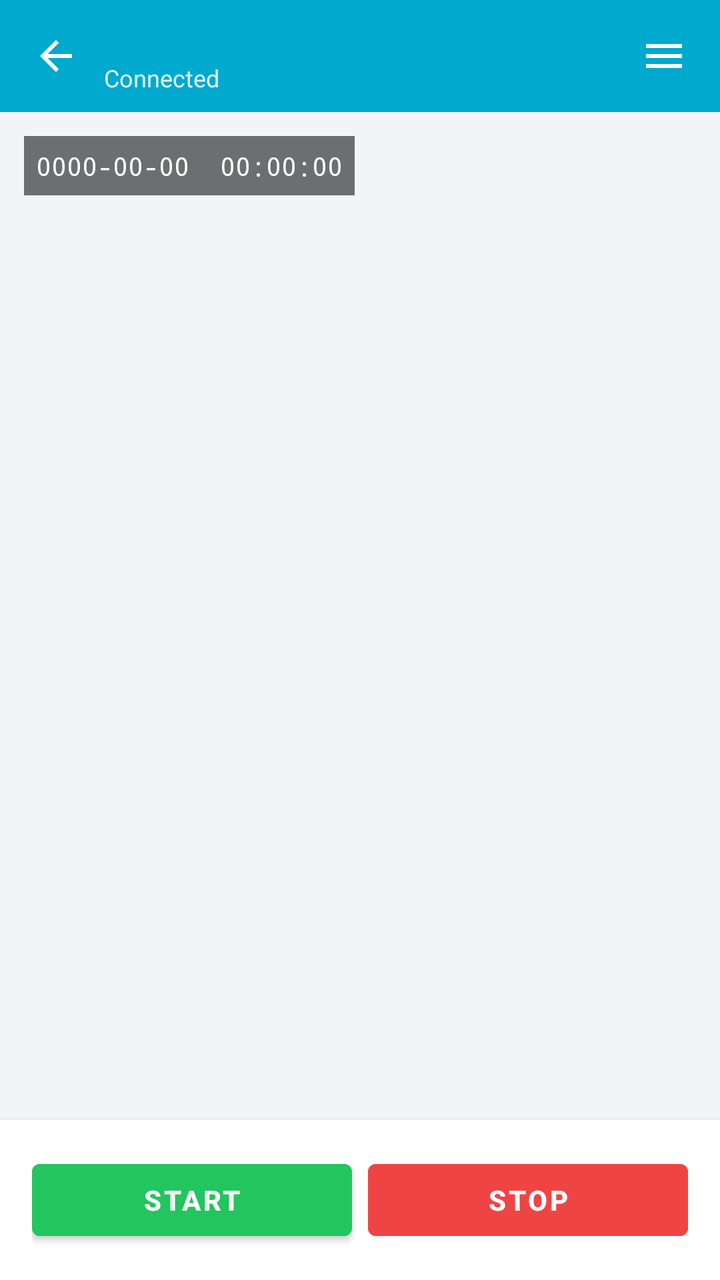
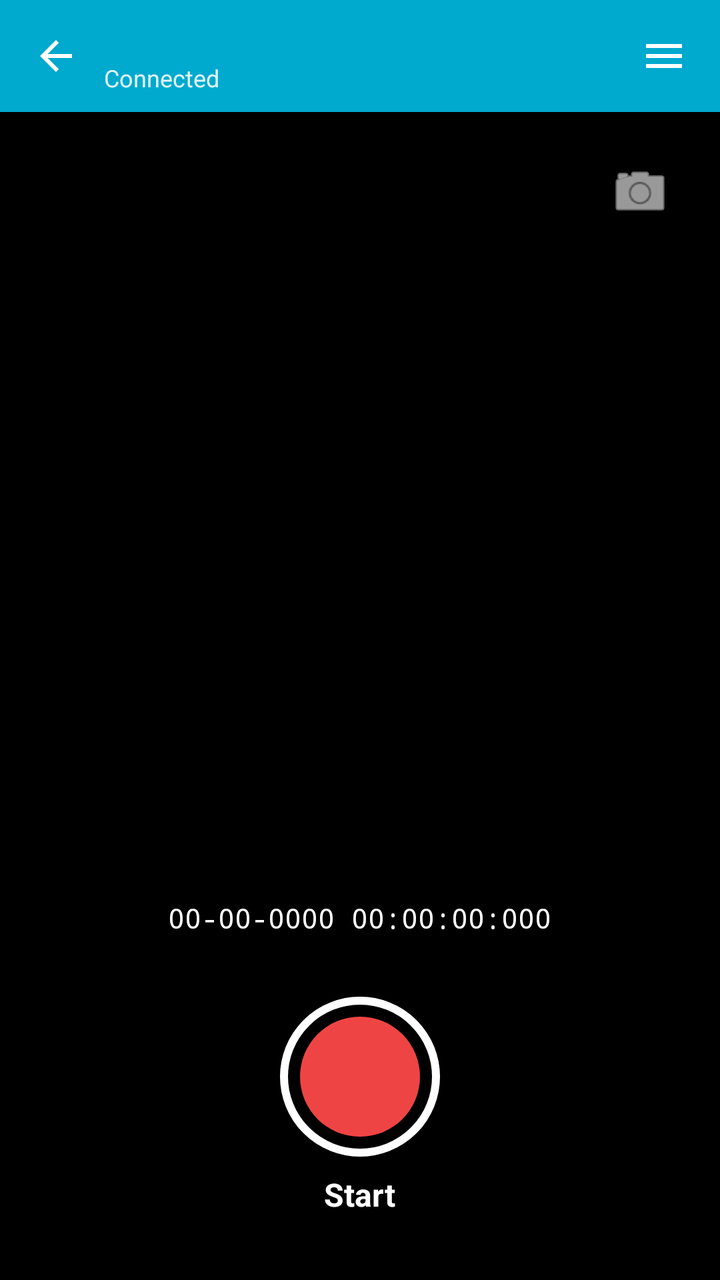

The first picture is an Android layout as it rendered before a commit; the second is the same layout after the commit. The layout source and the unified diff follow.
<!-- AndroidManifest.xml: application theme Theme.TagMobile -->
<!-- res/layout/activity_device.xml -->
<?xml version="1.0" encoding="utf-8"?>
<LinearLayout
    xmlns:android="http://schemas.android.com/apk/res/android"
    xmlns:app="http://schemas.android.com/apk/res-auto"
    android:layout_width="match_parent"
    android:layout_height="match_parent"
    android:orientation="vertical"
    android:background="#F3F4F6">

    <LinearLayout
        android:layout_width="match_parent"
        android:layout_height="56dp"
        android:background="#00A9CE"
        android:gravity="center_vertical"
        android:paddingHorizontal="4dp">

        <ImageButton
            android:id="@+id/backBtn"
            android:layout_width="48dp"
            android:layout_height="48dp"
            android:background="?attr/selectableItemBackgroundBorderless"
            android:src="@drawable/ic_back"
            android:contentDescription="Back" />

        <LinearLayout
            android:layout_width="0dp"
            android:layout_height="wrap_content"
            android:layout_weight="1"
            android:orientation="vertical">

            <TextView
                android:id="@+id/deviceTitle"
                android:layout_width="wrap_content"
                android:layout_height="wrap_content"
                android:textColor="@android:color/white"
                android:textStyle="bold"
                android:textSize="16sp" />

            <TextView
                android:layout_width="wrap_content"
                android:layout_height="wrap_content"
                android:text="@string/connected"
                android:textColor="#E0F7FA"
                android:textSize="12sp" />
        </LinearLayout>

        <ImageButton
            android:id="@+id/deviceMenuBtn"
            android:layout_width="48dp"
            android:layout_height="48dp"
            android:background="?attr/selectableItemBackgroundBorderless"
            android:src="@drawable/ic_menu"
            android:contentDescription="@string/disconnect" />
    </LinearLayout>

    
    <FrameLayout
        android:layout_width="match_parent"
        android:layout_height="0dp"
        android:layout_weight="1">

        <TextureView
            android:id="@+id/cameraPreview"
            android:layout_width="match_parent"
            android:layout_height="match_parent" />

        
        <TextView
            android:id="@+id/timestampText"
            android:layout_width="wrap_content"
            android:layout_height="wrap_content"
            android:layout_gravity="top|start"
            android:layout_margin="12dp"
            android:padding="6dp"
            android:paddingHorizontal="10dp"
            android:background="#8C000000"
            android:textColor="#FFFFFF"
            android:textSize="13sp"
            android:fontFamily="monospace"
            android:text="0000-00-00  00:00:00" />
    </FrameLayout>

    
    <LinearLayout
        android:layout_width="match_parent"
        android:layout_height="wrap_content"
        android:orientation="horizontal"
        android:padding="16dp"
        android:background="#FFFFFF"
        android:elevation="4dp">

        <Button
            android:id="@+id/startBtn"
            android:layout_width="0dp"
            android:layout_height="wrap_content"
            android:layout_weight="1"
            android:layout_marginEnd="8dp"
            android:text="@string/start"
            android:backgroundTint="#22C55E"
            android:textColor="#FFFFFF"
            android:textStyle="bold" />

        <Button
            android:id="@+id/stopBtn"
            android:layout_width="0dp"
            android:layout_height="wrap_content"
            android:layout_weight="1"
            android:text="@string/stop"
            android:backgroundTint="#EF4444"
            android:textColor="#FFFFFF"
            android:textStyle="bold"
            android:enabled="false" />
    </LinearLayout>
</LinearLayout>
<!-- resources referenced by this layout -->
<resources>
  <!-- drawable ic_back (drawable) -->
  <?xml version="1.0" encoding="utf-8"?>
  <vector xmlns:android="http://schemas.android.com/apk/res/android"
      android:width="24dp"
      android:height="24dp"
      android:viewportWidth="24"
      android:viewportHeight="24"
      android:tint="@android:color/white">
      <path
          android:fillColor="@android:color/white"
          android:pathData="M20,11H7.83l5.59,-5.59L12,4l-8,8 8,8 1.41,-1.41L7.83,13H20v-2z"/>
  </vector>
  <!-- drawable ic_menu (drawable) -->
  <?xml version="1.0" encoding="utf-8"?>
  <vector xmlns:android="http://schemas.android.com/apk/res/android"
      android:width="24dp"
      android:height="24dp"
      android:viewportWidth="24"
      android:viewportHeight="24"
      android:tint="@android:color/white">
      <path
          android:fillColor="@android:color/white"
          android:pathData="M3,6h18v2H3V6zM3,11h18v2H3v-2zM3,16h18v2H3v-2z"/>
  </vector>
  <string name="connected">Connected</string>
  <string name="disconnect">Disconnect</string>
  <string name="start">Start</string>
  <string name="stop">Stop</string>
  <style name="Theme.TagMobile" parent="Theme.MaterialComponents.Light.NoActionBar">
          <item name="colorPrimary">#00A9CE</item>
          <item name="colorPrimaryVariant">#0093B5</item>
          <item name="colorOnPrimary">@android:color/white</item>
          <item name="android:statusBarColor">#00A9CE</item>
          <item name="android:navigationBarColor">@android:color/white</item>
      </style>
</resources>

<!-- the commit's change to res/layout/activity_device.xml (unified diff, before → after) -->
@@ -53,11 +53,11 @@
             android:contentDescription="@string/disconnect" />
     </LinearLayout>
 
-    
     <FrameLayout
         android:layout_width="match_parent"
         android:layout_height="0dp"
-        android:layout_weight="1">
+        android:layout_weight="1"
+        android:background="#000000">
 
         <TextureView
             android:id="@+id/cameraPreview"
@@ -65,50 +65,80 @@
             android:layout_height="match_parent" />
 
         
-        <TextView
-            android:id="@+id/timestampText"
-            android:layout_width="wrap_content"
+        <FrameLayout
+            android:layout_width="match_parent"
             android:layout_height="wrap_content"
-            android:layout_gravity="top|start"
-            android:layout_margin="12dp"
-            android:padding="6dp"
-            android:paddingHorizontal="10dp"
-            android:background="#8C000000"
-            android:textColor="#FFFFFF"
-            android:textSize="13sp"
-            android:fontFamily="monospace"
-            android:text="0000-00-00  00:00:00" />
+            android:padding="16dp">
+            
+            <ImageButton
+                android:id="@+id/flashBtn"
+                android:layout_width="48dp"
+                android:layout_height="48dp"
+                android:layout_gravity="start|top"
+                android:src="@android:drawable/ic_menu_always_invoke_with_default_browser" 
+                android:background="?attr/selectableItemBackgroundBorderless"
+                app:tint="#FFFFFF"
+                android:contentDescription="Flash"/>
+
+            <ImageButton
+                android:id="@+id/switchCameraBtn"
+                android:layout_width="48dp"
+                android:layout_height="48dp"
+                android:layout_gravity="end|top"
+                android:src="@android:drawable/ic_menu_camera" 
+                android:background="?attr/selectableItemBackgroundBorderless"
+                app:tint="#FFFFFF"
+                android:contentDescription="Switch Camera"/>
+        </FrameLayout>
+
+        
+        <LinearLayout
+            android:layout_width="match_parent"
+            android:layout_height="wrap_content"
+            android:layout_gravity="bottom"
+            android:orientation="vertical"
+            android:gravity="center"
+            android:paddingBottom="32dp"
+            android:background="@drawable/bg_gradient_bottom">
+            
+            <TextView
+                android:id="@+id/timestampText"
+                android:layout_width="wrap_content"
+                android:layout_height="wrap_content"
+                android:layout_marginBottom="24dp"
+                android:padding="6dp"
+                android:paddingHorizontal="10dp"
+                android:background="#8C000000"
+                android:textColor="#FFFFFF"
+                android:textSize="14sp"
+                android:fontFamily="monospace"
+                android:text="00-00-0000 00:00:00:000" />
+
+            
+            <FrameLayout
+                android:id="@+id/recordBtnContainer"
+                android:layout_width="80dp"
+                android:layout_height="80dp"
+                android:background="@drawable/bg_record_btn_outer">
+                
+                <View
+                    android:id="@+id/recordBtnInner"
+                    android:layout_width="60dp"
+                    android:layout_height="60dp"
+                    android:layout_gravity="center"
+                    android:background="@drawable/bg_record_btn_inner" />
+            </FrameLayout>
+
+            <TextView
+                android:id="@+id/recordBtnLabel"
+                android:layout_width="wrap_content"
+                android:layout_height="wrap_content"
+                android:text="Start"
+                android:layout_marginTop="8dp"
+                android:textColor="#FFFFFF"
+                android:textStyle="bold"
+                android:textSize="16sp"/>
+
+        </LinearLayout>
     </FrameLayout>
-
-    
-    <LinearLayout
-        android:layout_width="match_parent"
-        android:layout_height="wrap_content"
-        android:orientation="horizontal"
-        android:padding="16dp"
-        android:background="#FFFFFF"
-        android:elevation="4dp">
-
-        <Button
-            android:id="@+id/startBtn"
-            android:layout_width="0dp"
-            android:layout_height="wrap_content"
-            android:layout_weight="1"
-            android:layout_marginEnd="8dp"
-            android:text="@string/start"
-            android:backgroundTint="#22C55E"
-            android:textColor="#FFFFFF"
-            android:textStyle="bold" />
-
-        <Button
-            android:id="@+id/stopBtn"
-            android:layout_width="0dp"
-            android:layout_height="wrap_content"
-            android:layout_weight="1"
-            android:text="@string/stop"
-            android:backgroundTint="#EF4444"
-            android:textColor="#FFFFFF"
-            android:textStyle="bold"
-            android:enabled="false" />
-    </LinearLayout>
 </LinearLayout>
<!-- resource entries referenced after the edit -->
@@ -1,5 +1,26 @@
 <!-- resources referenced by this layout -->
 <resources>
+  <!-- drawable bg_gradient_bottom (drawable) -->
+  <?xml version="1.0" encoding="utf-8"?>
+  <shape xmlns:android="http://schemas.android.com/apk/res/android">
+      <gradient
+          android:angle="90"
+          android:startColor="#B3000000"
+          android:endColor="#00000000" />
+  </shape>
+  <!-- drawable bg_record_btn_inner (drawable) -->
+  <?xml version="1.0" encoding="utf-8"?>
+  <shape xmlns:android="http://schemas.android.com/apk/res/android"
+      android:shape="oval">
+      <solid android:color="#EF4444" />
+  </shape>
+  <!-- drawable bg_record_btn_outer (drawable) -->
+  <?xml version="1.0" encoding="utf-8"?>
+  <shape xmlns:android="http://schemas.android.com/apk/res/android"
+      android:shape="oval">
+      <solid android:color="#00000000" />
+      <stroke android:width="4dp" android:color="#FFFFFF" />
+  </shape>
   <!-- drawable ic_back (drawable) -->
   <?xml version="1.0" encoding="utf-8"?>
   <vector xmlns:android="http://schemas.android.com/apk/res/android"
@@ -26,8 +47,6 @@
   </vector>
   <string name="connected">Connected</string>
   <string name="disconnect">Disconnect</string>
-  <string name="start">Start</string>
-  <string name="stop">Stop</string>
   <style name="Theme.TagMobile" parent="Theme.MaterialComponents.Light.NoActionBar">
           <item name="colorPrimary">#00A9CE</item>
           <item name="colorPrimaryVariant">#0093B5</item>
